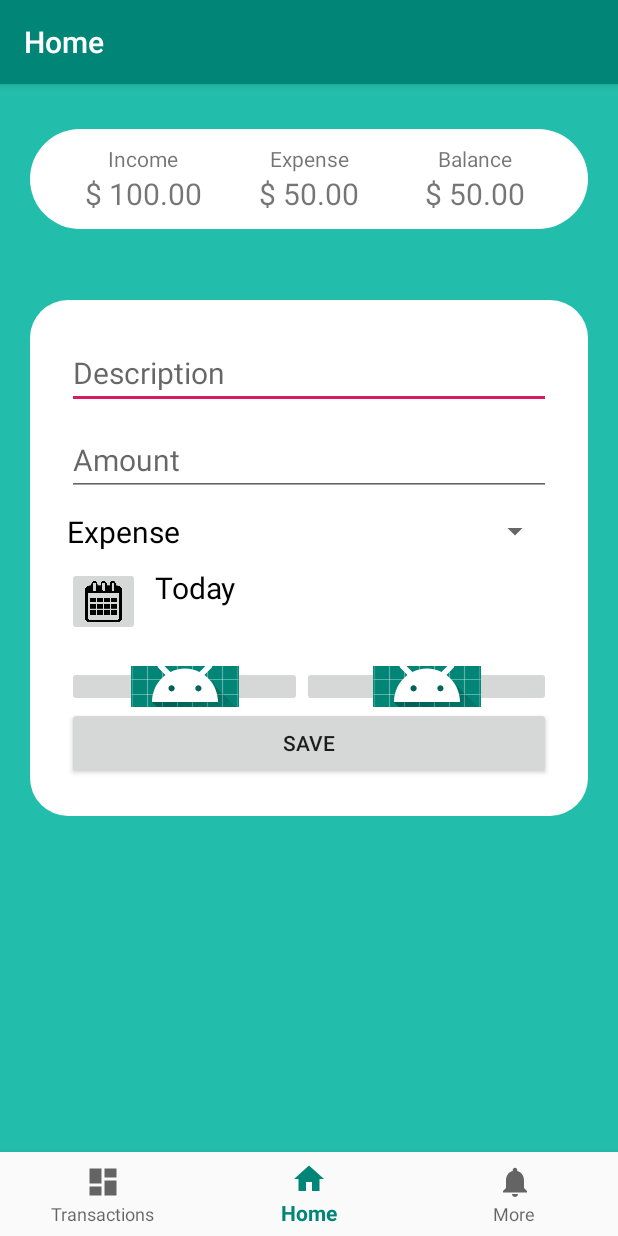
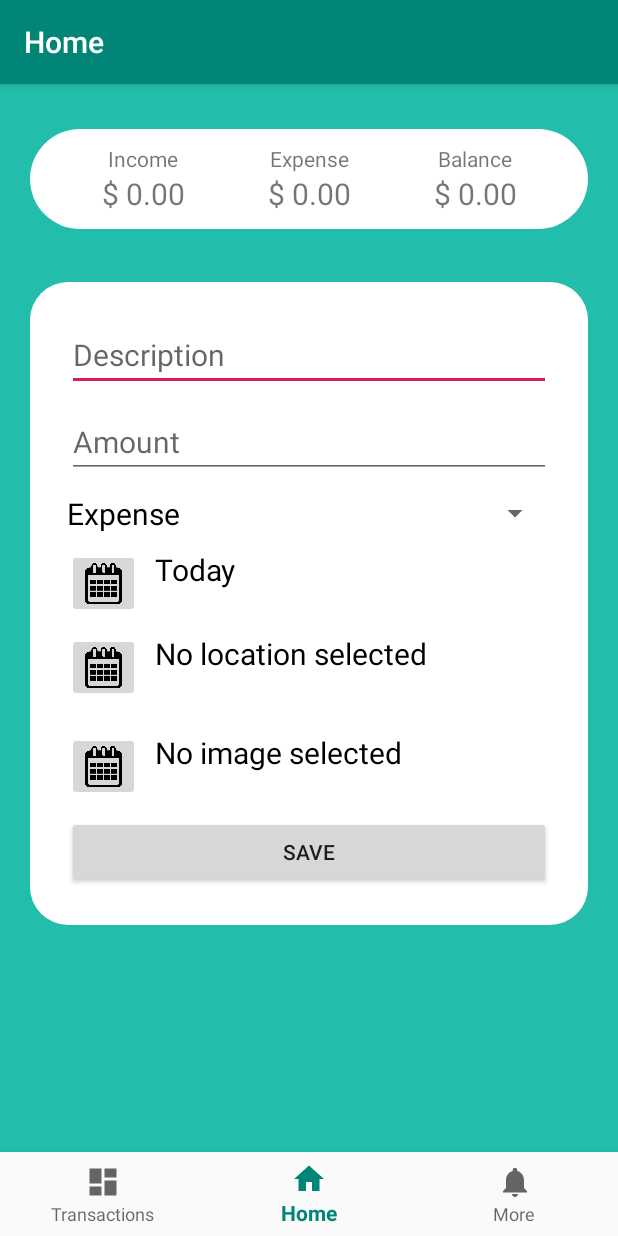
Before and after one commit to sarabjeet1313/Money-Tracker, an Android app: the screen it shows after launch (MainActivity), on a phone screen of 412 x 824 dp. Run offline under Robolectric (Android 15) with nearby library versions, the phone set to English and light mode, and no system bars; our stand-ins replace navigation-ui.

Commit message:
Edited the Home and Edit fragment

```diff
--- a/MoneyTracker/app/src/main/res/layout/fragment_home.xml
+++ b/MoneyTracker/app/src/main/res/layout/fragment_home.xml
@@ -68,7 +68,7 @@
                 android:layout_height="wrap_content"
                 android:layout_weight="1"
                 android:gravity="center_horizontal"
-                android:text="$ 100.00"
+                android:text="$ 0.00"
                 android:textAlignment="center"
                 android:textSize="20sp" />
 
@@ -78,7 +78,7 @@
                 android:layout_height="wrap_content"
                 android:layout_weight="1"
                 android:gravity="center_horizontal"
-                android:text="$ 50.00"
+                android:text="$ 0.00"
                 android:textAlignment="center"
                 android:textSize="20sp" />
 
@@ -88,7 +88,7 @@
                 android:layout_height="wrap_content"
                 android:layout_weight="1"
                 android:gravity="center_horizontal"
-                android:text="$ 50.00"
+                android:text="$ 0.00"
                 android:textAlignment="center"
                 android:textSize="20sp" />
 
@@ -162,28 +162,58 @@
         <LinearLayout
             android:layout_width="match_parent"
             android:layout_height="wrap_content"
+            android:layout_marginTop="10dp"
+            android:orientation="horizontal">
+
+            <ImageButton
+                android:id="@+id/button_location"
+                android:layout_width="146dp"
+                android:layout_height="46dp"
+                android:layout_weight="2"
+                android:scaleType="centerCrop"
+                app:srcCompat="@mipmap/cal" />
+
+            <TextView
+                android:id="@+id/locationText"
+                android:layout_width="match_parent"
+                android:layout_height="wrap_content"
+                android:layout_weight="1"
+                android:layout_marginLeft="10dp"
+                android:text="No location selected"
+                android:textColor="#000"
+                android:textSize="20dp" />
+        </LinearLayout>
+
+        <LinearLayout
+            android:layout_width="match_parent"
+            android:layout_height="wrap_content"
             android:layout_marginTop="20dp"
             android:orientation="horizontal">
 
             <ImageButton
-                android:id="@+id/button_location"
-                android:layout_width="177dp"
-                android:layout_height="27dp"
+                android:id="@+id/button_image"
+                android:layout_width="146dp"
+                android:layout_height="46dp"
+                android:layout_weight="2"
+                android:scaleType="centerCrop"
+                app:srcCompat="@mipmap/cal" />
+
+            <TextView
+                android:id="@+id/imageText"
+                android:layout_width="match_parent"
+                android:layout_height="wrap_content"
                 android:layout_weight="1"
-                app:srcCompat="@mipmap/ic_launcher" />
-
-            <ImageButton
-                android:id="@+id/button_image"
-                android:layout_width="187dp"
-                android:layout_height="27dp"
-                android:layout_weight="1"
-                app:srcCompat="@mipmap/ic_launcher" />
+                android:layout_marginLeft="10dp"
+                android:text="No image selected"
+                android:textColor="#000"
+                android:textSize="20dp" />
 
         </LinearLayout>
 
         <Button
             android:id="@+id/button_save"
             android:layout_width="match_parent"
+            android:layout_marginTop="10dp"
             android:layout_height="wrap_content"
             android:text="Save" />
 
```
Also changed, not shown: MoneyTracker/app/src/main/res/layout/fragment_transaction_edit.xml (+124 -1 lines).
